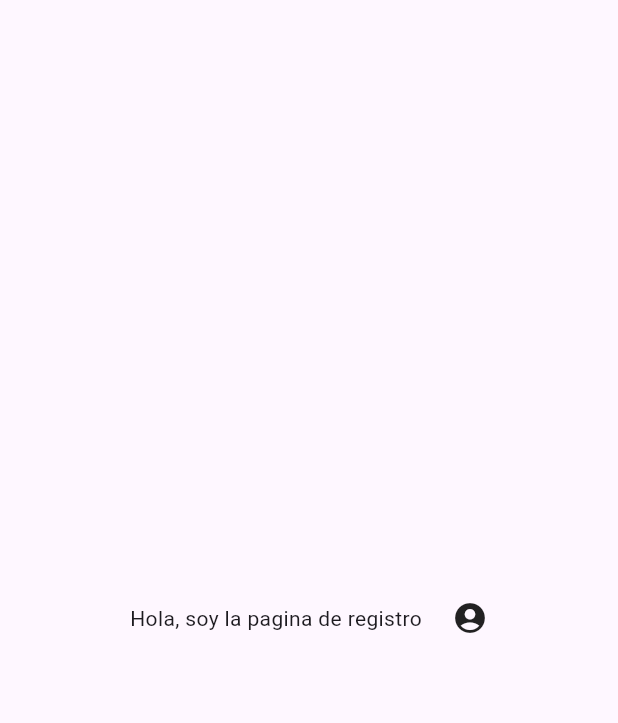
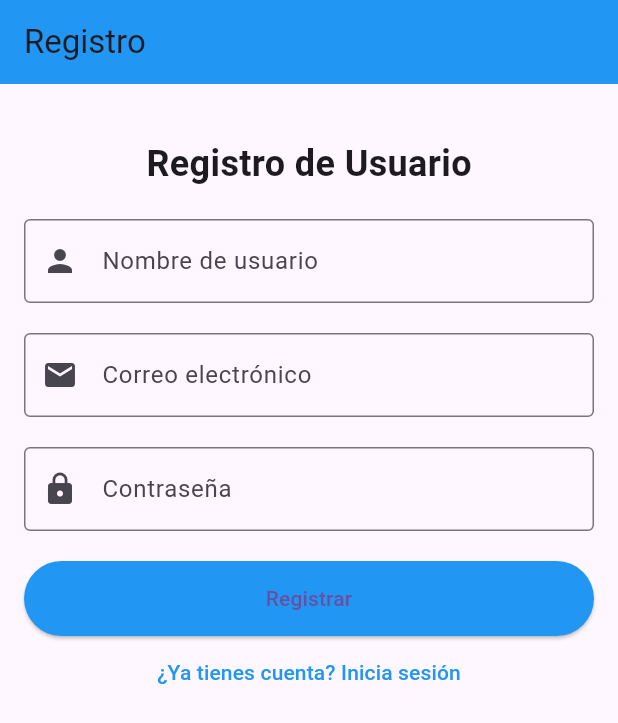
Before and after one commit to Sergi-10/findoutmole_copia, a Flutter app: the screen it shows after launch, on a phone screen of 412 x 824 dp. Shown: the top 723 px of the screen. Run offline on Flutter 3.47's test engine with Material 3 defaults, Android fonts, the phone set to English and light mode, and no system bars.

Commit message:
Pantalla Basica de registro

```diff
--- a/lib/app.dart
+++ b/lib/app.dart
@@ -1,8 +1,6 @@
 import 'package:findoutmole/screen/register_screen/register.dart';
 import 'package:findoutmole/screen/login_screen/login_screen.dart';
 import 'package:flutter/material.dart';
-
-
 
 // PANTALLA PARA HACER CAMBIOS EN LA APP
 class AppHome extends StatelessWidget {
@@ -11,8 +9,7 @@ class AppHome extends StatelessWidget {
   @override
   Widget build(BuildContext context) {
     return Scaffold(
-      body:
-      RegisterPage(),
+      body: RegisterPage(),
       //LoginPage(),
     );
   }
--- a/lib/screen/register_screen/register.dart
+++ b/lib/screen/register_screen/register.dart
@@ -5,14 +5,79 @@ class RegisterPage extends StatelessWidget {
 
   @override
   Widget build(BuildContext context) {
-    return Center(
-      child: const Row(
-        mainAxisAlignment: MainAxisAlignment.center,
-        children: [
-          Text('Hola, soy la pagina de registro'),
-          SizedBox(width: 20),
-          Icon(Icons.account_circle),
-        ],
+    return Scaffold(
+      appBar: AppBar(
+        title: const Text('Registro'),
+        backgroundColor: Colors.blue,
+      ),
+      body: Padding(
+        padding: const EdgeInsets.all(16.0),
+        child: SingleChildScrollView(
+          child: Center(
+            child: Column(
+              mainAxisAlignment: MainAxisAlignment.center,
+              crossAxisAlignment: CrossAxisAlignment.center,
+              children: [
+                const SizedBox(height: 20),
+                const Text(
+                  'Registro de Usuario',
+                  style: TextStyle(fontSize: 24, fontWeight: FontWeight.bold),
+                ),
+                const SizedBox(height: 20),
+                // Campo para el nombre de usuario
+                TextField(
+                  decoration: InputDecoration(
+                    labelText: 'Nombre de usuario',
+                    border: OutlineInputBorder(),
+                    prefixIcon: const Icon(Icons.person),
+                  ),
+                ),
+                const SizedBox(height: 20),
+                // Campo para el correo electrónico
+                TextField(
+                  keyboardType: TextInputType.emailAddress,
+                  decoration: InputDecoration(
+                    labelText: 'Correo electrónico',
+                    border: OutlineInputBorder(),
+                    prefixIcon: const Icon(Icons.email),
+                  ),
+                ),
+                const SizedBox(height: 20),
+                // Campo para la contraseña
+                TextField(
+                  obscureText: true,
+                  decoration: InputDecoration(
+                    labelText: 'Contraseña',
+                    border: OutlineInputBorder(),
+                    prefixIcon: const Icon(Icons.lock),
+                  ),
+                ),
+                const SizedBox(height: 20),
+                // Botón para registrar
+                ElevatedButton(
+                  onPressed: () {
+                    // Aquí puedes agregar la lógica para registrar al usuario
+                  },
+                  child: const Text('Registrar'),
+                  style: ElevatedButton.styleFrom(
+                    minimumSize: const Size(double.infinity, 50),
+                    backgroundColor: Colors.blue, // Fixed error here
+                  ),
+                ),
+                // Opción para ir a la página de inicio de sesión
+                TextButton(
+                  onPressed: () {
+                    // Aquí puedes redirigir al usuario a la página de inicio de sesión
+                  },
+                  child: const Text(
+                    '¿Ya tienes cuenta? Inicia sesión',
+                    style: TextStyle(color: Colors.blue),
+                  ),
+                ),
+              ],
+            ),
+          ),
+        ),
       ),
     );
   }
--- a/pubspec.yaml
+++ b/pubspec.yaml
@@ -20,4 +20,4 @@ flutter:
   assets:
     - assets/images/
     - assets/fonts/
-  fonts:
+  fonts: []
```
Also changed, not shown: lib/main.dart (+1 -7 lines).
